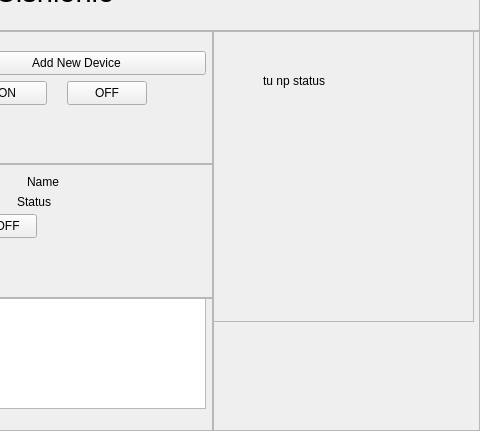
NiMiTZ-code/SmartHomePanel, file mainwindow.ui: the form before one commit; both pictures show x 320 to 800 and y 169 to 600 of the 800 by 600 pixel window.
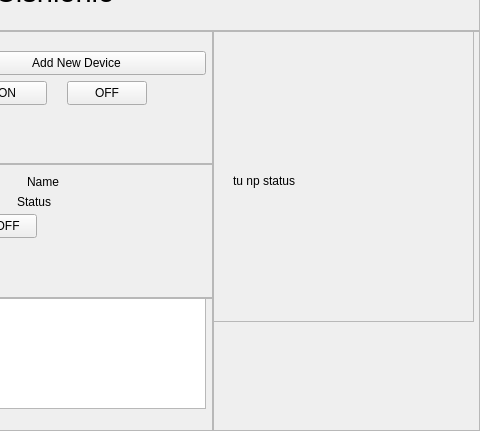
The form after the commit.

Commit message: Added updates to display the device's info after double clicking item in list

```diff
--- a/mainwindow.ui
+++ b/mainwindow.ui
@@ -416,10 +416,10 @@
               <widget class="QLabel" name="label">
                <property name="geometry">
                 <rect>
-                 <x>50</x>
-                 <y>40</y>
-                 <width>181</width>
-                 <height>20</height>
+                 <x>20</x>
+                 <y>29</y>
+                 <width>211</width>
+                 <height>241</height>
                 </rect>
                </property>
                <property name="text">
```
Left out of the diff: 4 changed lines with no effect on the pictures. The commit also changes 2 other files.
